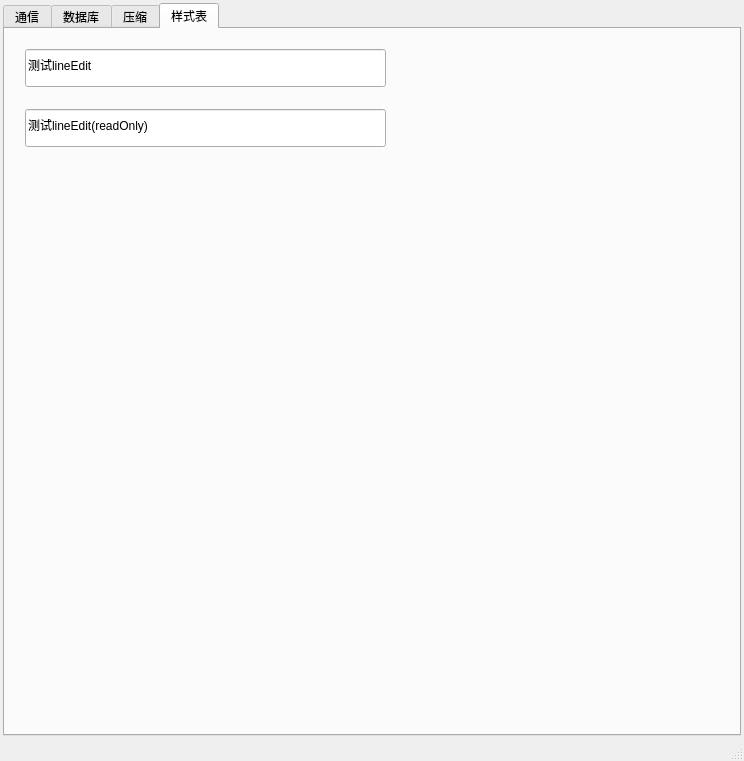
First picture: the form in src/ProjectGlory/ui/mainwindow.ui, repository cxy510/VscodeQt, before the edit.
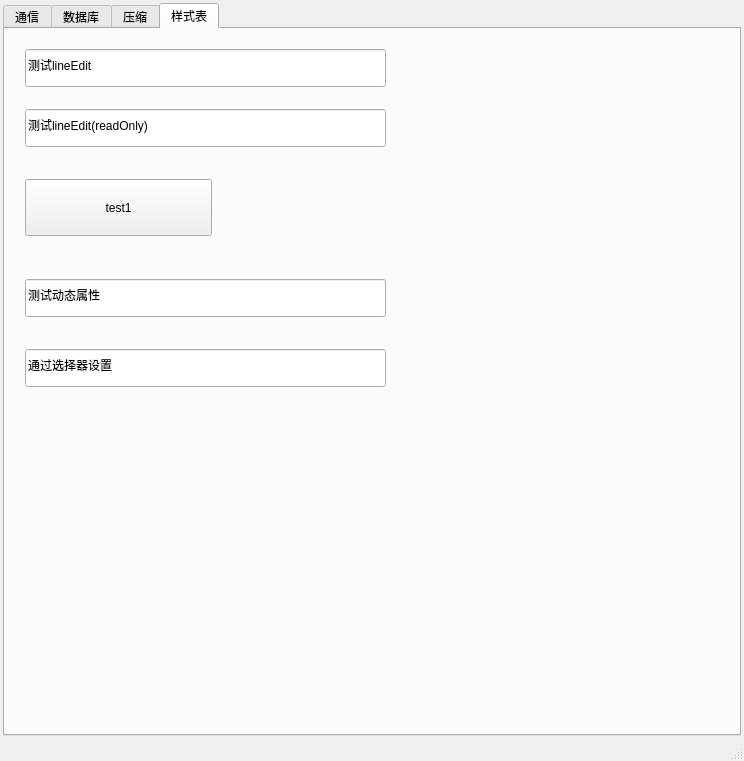
Second picture: the form after the edit.

```diff
--- a/src/ProjectGlory/ui/mainwindow.ui
+++ b/src/ProjectGlory/ui/mainwindow.ui
@@ -591,7 +591,7 @@
         </property>
        </widget>
       </widget>
-      <widget class="QWidget" name="">
+      <widget class="QWidget" name="widget">
        <attribute name="title">
         <string>样式表</string>
        </attribute>
@@ -624,6 +624,45 @@
          <bool>true</bool>
         </property>
        </widget>
+       <widget class="QPushButton" name="btn_test_1">
+        <property name="geometry">
+         <rect>
+          <x>20</x>
+          <y>150</y>
+          <width>187</width>
+          <height>57</height>
+         </rect>
+        </property>
+        <property name="text">
+         <string>test1</string>
+        </property>
+       </widget>
+       <widget class="QLineEdit" name="lineEdit_dynamic">
+        <property name="geometry">
+         <rect>
+          <x>20</x>
+          <y>250</y>
+          <width>361</width>
+          <height>38</height>
+         </rect>
+        </property>
+        <property name="text">
+         <string>测试动态属性 </string>
+        </property>
+       </widget>
+       <widget class="QLineEdit" name="lineEdit_select">
+        <property name="geometry">
+         <rect>
+          <x>20</x>
+          <y>320</y>
+          <width>361</width>
+          <height>38</height>
+         </rect>
+        </property>
+        <property name="text">
+         <string>通过选择器设置</string>
+        </property>
+       </widget>
       </widget>
      </widget>
     </item>
```
